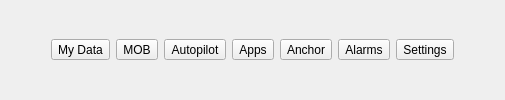
Qt form ui/bottombar/BottomBar.ui (OpenFairWind/FairWindSK) before a commit.
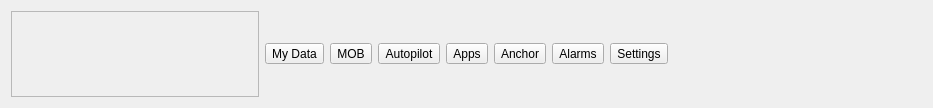
The same form after that commit. Icons and pictures are not drawn.

Commit message: Added port application shortcut icons

Patch:
```diff
--- a/ui/bottombar/BottomBar.ui
+++ b/ui/bottombar/BottomBar.ui
@@ -2,23 +2,56 @@
 <ui version="4.0">
  <class>BottomBar</class>
  <widget class="QWidget" name="BottomBar">
-  
+  <property name="geometry">
+   <rect>
+    <x>0</x>
+    <y>0</y>
+    <width>933</width>
+    <height>108</height>
+   </rect>
+  </property>
   <layout class="QGridLayout" name="gridLayout">
-   
-   <item row="4" column="0">
+   <item row="3" column="0">
     <layout class="QHBoxLayout" name="horizontalLayoutButtons">
      <item>
-      <spacer name="horizontalSpacer">
-       <property name="orientation">
-        <enum>Qt::Orientation::Horizontal</enum>
+      <widget class="QScrollArea" name="scrollArea_Port">
+       <property name="sizePolicy">
+        <sizepolicy hsizetype="Expanding" vsizetype="Preferred">
+         <horstretch>0</horstretch>
+         <verstretch>0</verstretch>
+        </sizepolicy>
        </property>
-       <property name="sizeHint" stdset="0">
-        <size>
-         <width>40</width>
-         <height>20</height>
-        </size>
+       <property name="verticalScrollBarPolicy">
+        <enum>Qt::ScrollBarPolicy::ScrollBarAlwaysOff</enum>
        </property>
-      </spacer>
+       <property name="widgetResizable">
+        <bool>true</bool>
+       </property>
+       <widget class="QWidget" name="scrollAreaWidgetContents">
+        <property name="geometry">
+         <rect>
+          <x>0</x>
+          <y>0</y>
+          <width>280</width>
+          <height>80</height>
+         </rect>
+        </property>
+        <layout class="QHBoxLayout" name="horizontalLayoutApps">
+         <property name="leftMargin">
+          <number>0</number>
+         </property>
+         <property name="topMargin">
+          <number>0</number>
+         </property>
+         <property name="rightMargin">
+          <number>0</number>
+         </property>
+         <property name="bottomMargin">
+          <number>0</number>
+         </property>
+        </layout>
+       </widget>
+      </widget>
      </item>
      <item>
       <widget class="QToolButton" name="toolButton_MyData">
@@ -161,17 +194,14 @@
       </widget>
      </item>
      <item>
-      <spacer name="horizontalSpacer_2">
-       <property name="orientation">
-        <enum>Qt::Orientation::Horizontal</enum>
+      <widget class="QWidget" name="widget_Starboard" native="true">
+       <property name="sizePolicy">
+        <sizepolicy hsizetype="Expanding" vsizetype="Preferred">
+         <horstretch>0</horstretch>
+         <verstretch>0</verstretch>
+        </sizepolicy>
        </property>
-       <property name="sizeHint" stdset="0">
-        <size>
-         <width>40</width>
-         <height>20</height>
-        </size>
-       </property>
-      </spacer>
+      </widget>
      </item>
     </layout>
    </item>
```
The commit also changes 2 other files.
